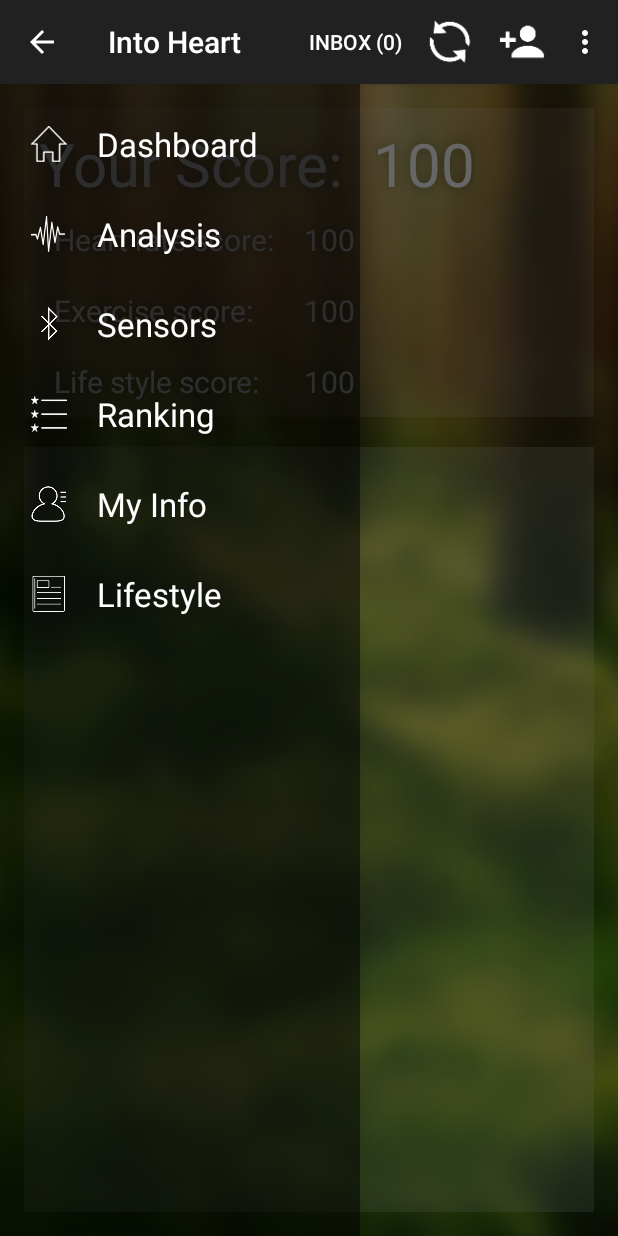
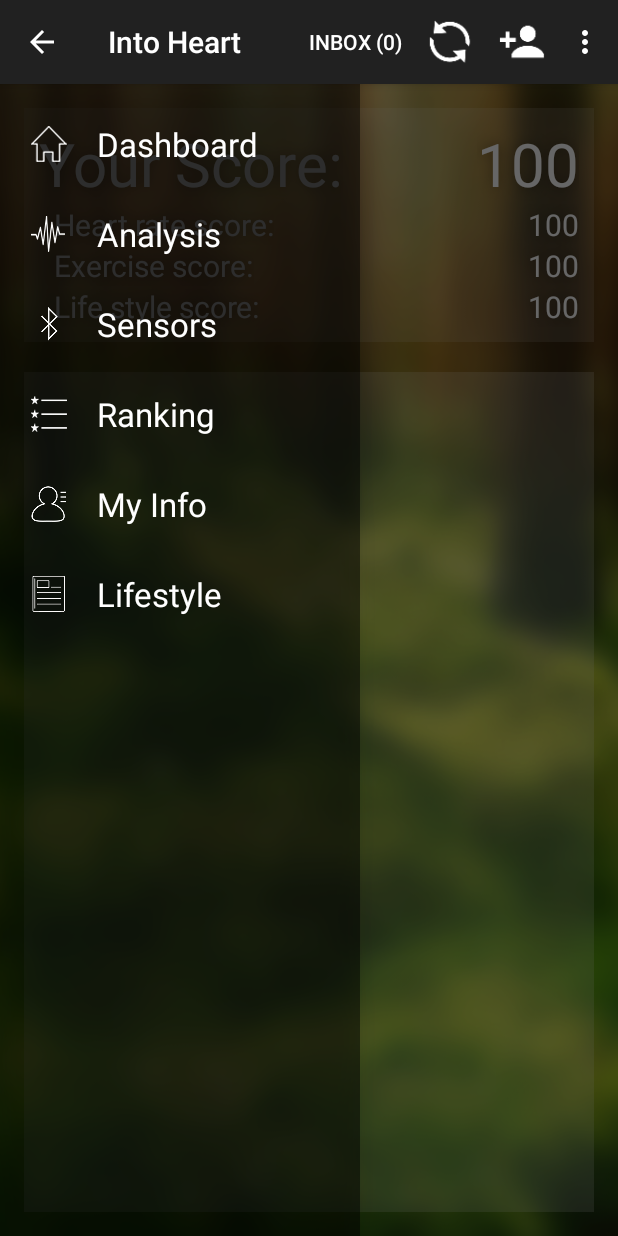
Before and after one commit to aahung/IntoHeart, an Android app: the fragment RankingFragment placed in its activity, on a phone screen of 412 x 824 dp. Run offline under Robolectric (Android 15) with nearby library versions, the phone set to English and light mode, and no system bars; our stand-ins replace ButterKnife; libraries missing offline, so code that uses them is left out: com.jjoe64.graphview, retrofit.client; 21 statements that could not run were skipped.

Commit message:
optimize UI in ranking page

```diff
--- a/IntoHeart/app/src/main/res/layout/alertdialog_ranking_detail.xml
+++ b/IntoHeart/app/src/main/res/layout/alertdialog_ranking_detail.xml
@@ -12,14 +12,15 @@
             android:layout_width="wrap_content"
             android:layout_height="wrap_content"
             android:text="Overall score: "
-            android:textSize="40sp"
-            android:textStyle="bold"/>
+            android:textSize="20sp"
+            android:textStyle="bold"
+            android:layout_centerVertical="true"/>
         <TextView
             android:layout_width="wrap_content"
             android:layout_height="wrap_content"
             android:id="@+id/final_score_view"
             android:text="50"
-            android:textSize="40sp"
+            android:textSize="30sp"
             android:layout_alignParentRight="true"/>
         </RelativeLayout>
     <RelativeLayout
@@ -29,14 +30,14 @@
             android:layout_width="wrap_content"
             android:layout_height="wrap_content"
             android:text="Exercise score: "
-            android:textSize="30sp"
+            android:textSize="15sp"
             android:textStyle="bold"/>
         <TextView
             android:layout_width="wrap_content"
             android:layout_height="wrap_content"
             android:id="@+id/exercise_score"
-            android:text="50"
-            android:textSize="30sp"
+            android:text="18"
+            android:textSize="18sp"
             android:layout_alignParentRight="true"/>
     </RelativeLayout>
     <RelativeLayout
@@ -46,14 +47,14 @@
             android:layout_width="wrap_content"
             android:layout_height="wrap_content"
             android:text="Heart Rate score: "
-            android:textSize="30sp"
+            android:textSize="15sp"
             android:textStyle="bold"/>
         <TextView
             android:layout_width="wrap_content"
             android:layout_height="wrap_content"
             android:id="@+id/heart_rate_score"
             android:text="50"
-            android:textSize="30sp"
+            android:textSize="18sp"
             android:layout_alignParentRight="true"/>
     </RelativeLayout>
     <RelativeLayout
@@ -63,14 +64,14 @@
             android:layout_width="wrap_content"
             android:layout_height="wrap_content"
             android:text="Lifestyle score: "
-            android:textSize="30sp"
+            android:textSize="15sp"
             android:textStyle="bold"/>
         <TextView
             android:layout_width="wrap_content"
             android:layout_height="wrap_content"
             android:id="@+id/life_style_score"
             android:text="50"
-            android:textSize="30sp"
+            android:textSize="18sp"
             android:layout_alignParentRight="true"/>
     </RelativeLayout>
 </LinearLayout>
--- a/IntoHeart/app/src/main/res/layout/fragment_ranking.xml
+++ b/IntoHeart/app/src/main/res/layout/fragment_ranking.xml
@@ -10,10 +10,10 @@
         android:orientation="vertical"
         android:layout_width="match_parent"
         android:layout_height="wrap_content"
-        android:background="#20ffffff">
+        android:background="#20ffffff"
+        android:padding="10dip">
 
-        <LinearLayout
-            android:orientation="horizontal"
+        <RelativeLayout
             android:layout_width="match_parent"
             android:layout_height="wrap_content">
 
@@ -25,8 +25,6 @@
                 android:id="@+id/textView7"
                 android:textColor="#ffffff"
                 android:textSize="40dp"
-                android:layout_marginTop="10dp"
-                android:layout_marginLeft="10sp"
                 style="@style/MyText"/>
 
             <TextView
@@ -34,19 +32,16 @@
                 android:layout_height="wrap_content"
                 android:textAppearance="?android:attr/textAppearanceLarge"
                 android:id="@+id/final_score_view"
-                android:layout_marginTop="10dp"
                 android:textColor="#ffffff"
                 android:textSize="40dp"
-                android:layout_marginLeft="20dp"
                 android:text="100"
-                style="@style/MyText"/>
-        </LinearLayout>
+                style="@style/MyText"
+                android:layout_alignParentRight="true"/>
+        </RelativeLayout>
 
-        <LinearLayout
-            android:orientation="horizontal"
+        <RelativeLayout
             android:layout_width="match_parent"
-            android:layout_height="wrap_content"
-            android:layout_margin="10dip">
+            android:layout_height="wrap_content">
 
             <TextView
                 android:layout_width="wrap_content"
@@ -65,14 +60,13 @@
                 android:textColor="#ffffff"
                 android:textSize="20sp"
                 android:paddingLeft="20dp"
-                style="@style/MyText"/>
-        </LinearLayout>
+                style="@style/MyText"
+                android:layout_alignParentRight="true"/>
+        </RelativeLayout>
 
-        <LinearLayout
-            android:orientation="horizontal"
+        <RelativeLayout
             android:layout_width="match_parent"
-            android:layout_height="wrap_content"
-            android:layout_margin="10dip">
+            android:layout_height="wrap_content">
 
             <TextView
                 android:layout_width="wrap_content"
@@ -92,14 +86,13 @@
                 android:textColor="#ffffff"
                 android:textSize="20sp"
                 android:paddingLeft="33dp"
-                style="@style/MyText"/>
-        </LinearLayout>
+                style="@style/MyText"
+                android:layout_alignParentRight="true"/>
+        </RelativeLayout>
 
-        <LinearLayout
-            android:orientation="horizontal"
+        <RelativeLayout
             android:layout_width="match_parent"
-            android:layout_height="wrap_content"
-            android:layout_margin="10dip">
+            android:layout_height="wrap_content">
 
             <TextView
                 android:layout_width="wrap_content"
@@ -119,8 +112,9 @@
                 android:textColor="#ffffff"
                 android:textSize="20sp"
                 android:paddingLeft="29dp"
-                style="@style/MyText"/>
-        </LinearLayout>
+                style="@style/MyText"
+                android:layout_alignParentRight="true"/>
+        </RelativeLayout>
 
     </LinearLayout>
 
```
